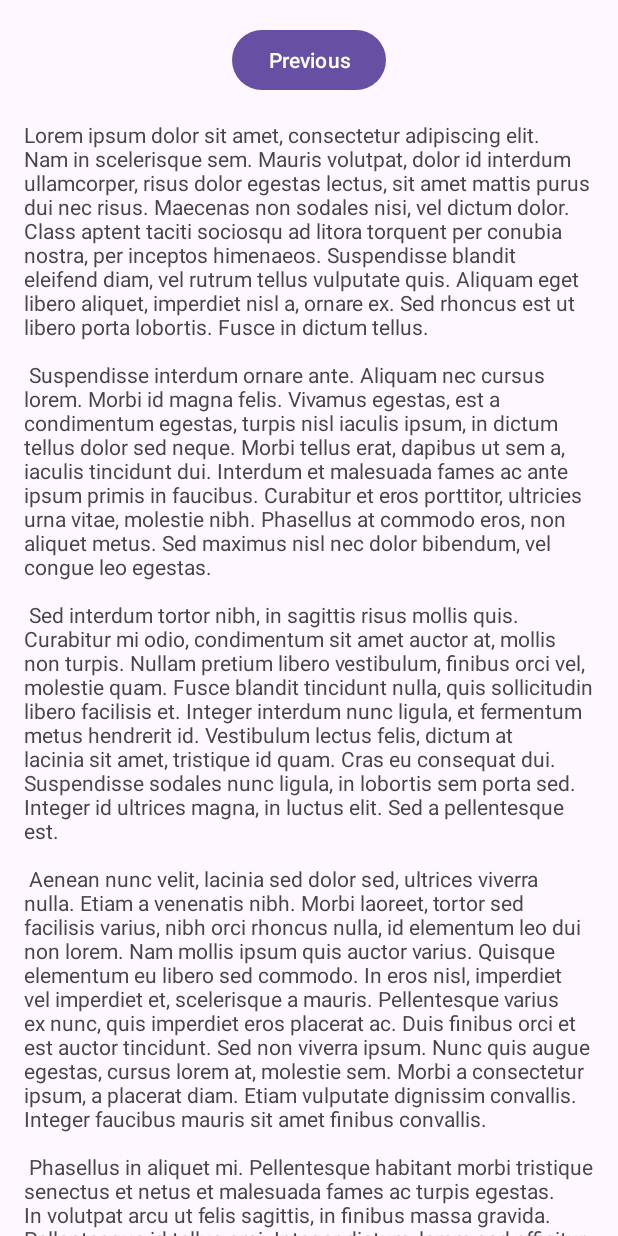
After one commit to ST10062618/MyCollectRepo, an Android app: the fragment Second5Fragment shown on its own in the app's theme, on a phone screen of 412 x 824 dp. The commit adds this screen. Run offline under Robolectric (Android 15) with nearby library versions, the phone set to English and light mode, and no system bars.

Commit message:
New Activities and layouts to enhance display.

```diff
--- /dev/null
+++ b/app/src/main/java/com/authorisation/mycollectsub/Second5Fragment.kt
@@ -0,0 +1,42 @@
+package com.authorisation.mycollectsub
+
+import android.os.Bundle
+import androidx.fragment.app.Fragment
+import android.view.LayoutInflater
+import android.view.View
+import android.view.ViewGroup
+import androidx.navigation.fragment.findNavController
+import com.authorisation.mycollectsub.databinding.FragmentSecond5Binding
+
+/**
+ * A simple [Fragment] subclass as the second destination in the navigation.
+ */
+class Second5Fragment : Fragment() {
+
+private var _binding: FragmentSecond5Binding? = null
+    // This property is only valid between onCreateView and
+    // onDestroyView.
+    private val binding get() = _binding!!
+
+    override fun onCreateView(
+        inflater: LayoutInflater, container: ViewGroup?,
+        savedInstanceState: Bundle?
+    ): View {
+
+      _binding = FragmentSecond5Binding.inflate(inflater, container, false)
+      return binding.root
+
+    }
+
+    override fun onViewCreated(view: View, savedInstanceState: Bundle?) {
+        super.onViewCreated(view, savedInstanceState)
+
+        binding.buttonSecond.setOnClickListener {
+            findNavController().navigate(R.id.action_Second5Fragment_to_First5Fragment)
+        }
+    }
+override fun onDestroyView() {
+        super.onDestroyView()
+        _binding = null
+    }
+}
--- /dev/null
+++ b/app/src/main/res/layout/fragment_second5.xml
@@ -0,0 +1,34 @@
+<?xml version="1.0" encoding="utf-8"?>
+<androidx.core.widget.NestedScrollView
+    xmlns:android="http://schemas.android.com/apk/res/android"
+    xmlns:app="http://schemas.android.com/apk/res-auto"
+    xmlns:tools="http://schemas.android.com/tools"
+    android:layout_width="match_parent"
+    android:layout_height="match_parent"
+    tools:context=".Second5Fragment">
+    <androidx.constraintlayout.widget.ConstraintLayout
+        android:layout_width="match_parent"
+        android:layout_height="match_parent"
+        android:padding="16dp">
+    <Button
+        android:id="@+id/button_second"
+        android:layout_width="wrap_content"
+        android:layout_height="wrap_content"
+        android:text="@string/previous"
+        app:layout_constraintBottom_toTopOf="@id/textview_second"
+        app:layout_constraintEnd_toEndOf="parent"
+        app:layout_constraintStart_toStartOf="parent"
+        app:layout_constraintTop_toTopOf="parent" />
+
+    <TextView
+        android:id="@+id/textview_second"
+        android:layout_width="wrap_content"
+        android:layout_height="wrap_content"
+        android:layout_marginTop="16dp"
+        android:text="@string/lorem_ipsum"
+        app:layout_constraintBottom_toBottomOf="parent"
+        app:layout_constraintEnd_toEndOf="parent"
+        app:layout_constraintStart_toStartOf="parent"
+        app:layout_constraintTop_toBottomOf="@id/button_second" />
+    </androidx.constraintlayout.widget.ConstraintLayout>
+</androidx.core.widget.NestedScrollView>
```
Also changed, not shown: app/src/main/AndroidManifest.xml (+13 -17 lines), app/src/main/java/com/authorisation/mycollectsub/First5Fragment.kt (added, +43 -0 lines), app/src/main/java/com/authorisation/mycollectsub/First6Fragment.kt (added, +44 -0 lines), app/src/main/java/com/authorisation/mycollectsub/GoalAdapter.kt (added, +30 -0 lines), app/src/main/java/com/authorisation/mycollectsub/ItemAdapter.kt (added, +33 -0 lines), app/src/main/java/com/authorisation/mycollectsub/Second6Fragment.kt (added, +44 -0 lines), app/src/main/java/com/authorisation/mycollectsub/ViewCollectionsActivity.kt (+20 -23 lines), app/src/main/res/layout/activity_view_collections.xml (+7 -7 lines), app/src/main/res/layout/content_goal_adapter.xml (added, +20 -0 lines), app/src/main/res/layout/content_item_adapter.xml (added, +19 -0 lines), app/src/main/res/layout/fragment_first5.xml (added, +34 -0 lines), app/src/main/res/layout/fragment_first6.xml (added, +35 -0 lines), app/src/main/res/layout/fragment_second6.xml (added, +35 -0 lines), app/src/main/res/layout/item_goal.xml (added, +18 -0 lines), 3 more files.
